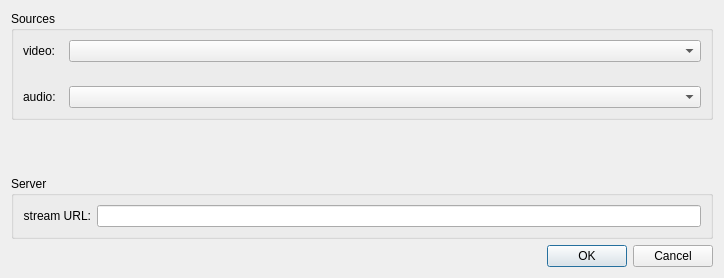
iem-projects/striem, file gui/UIs/streampreferences.ui: the form before one commit.
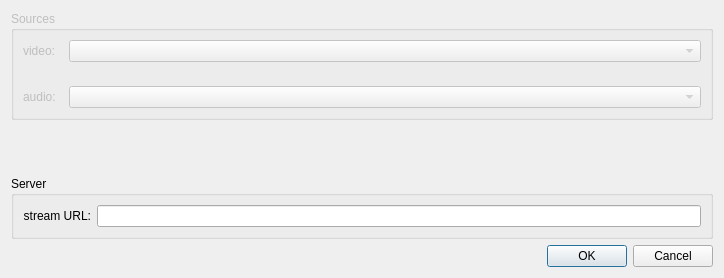
The form after the commit.

Commit message: disabled unused video/audio source selection

Patch:
```diff
--- a/gui/UIs/streampreferences.ui
+++ b/gui/UIs/streampreferences.ui
@@ -22,6 +22,9 @@
   <layout class="QVBoxLayout" name="verticalLayout_2">
    <item>
     <widget class="QGroupBox" name="groupBox">
+     <property name="enabled">
+      <bool>false</bool>
+     </property>
      <property name="title">
       <string>Sources</string>
      </property>
```
